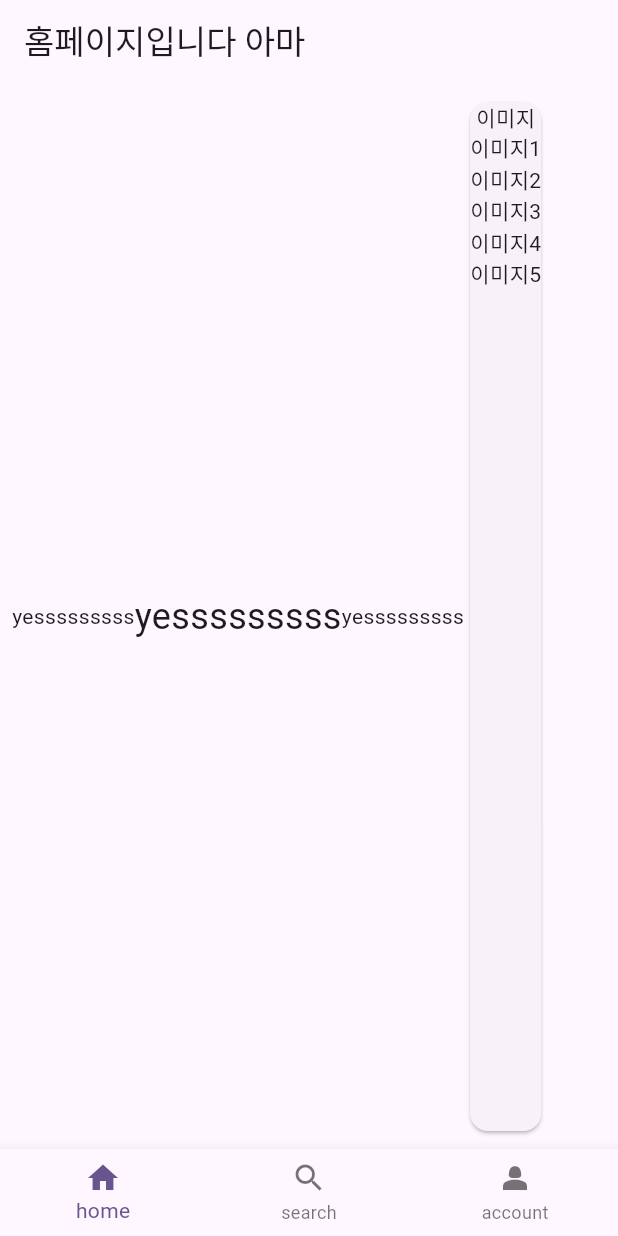
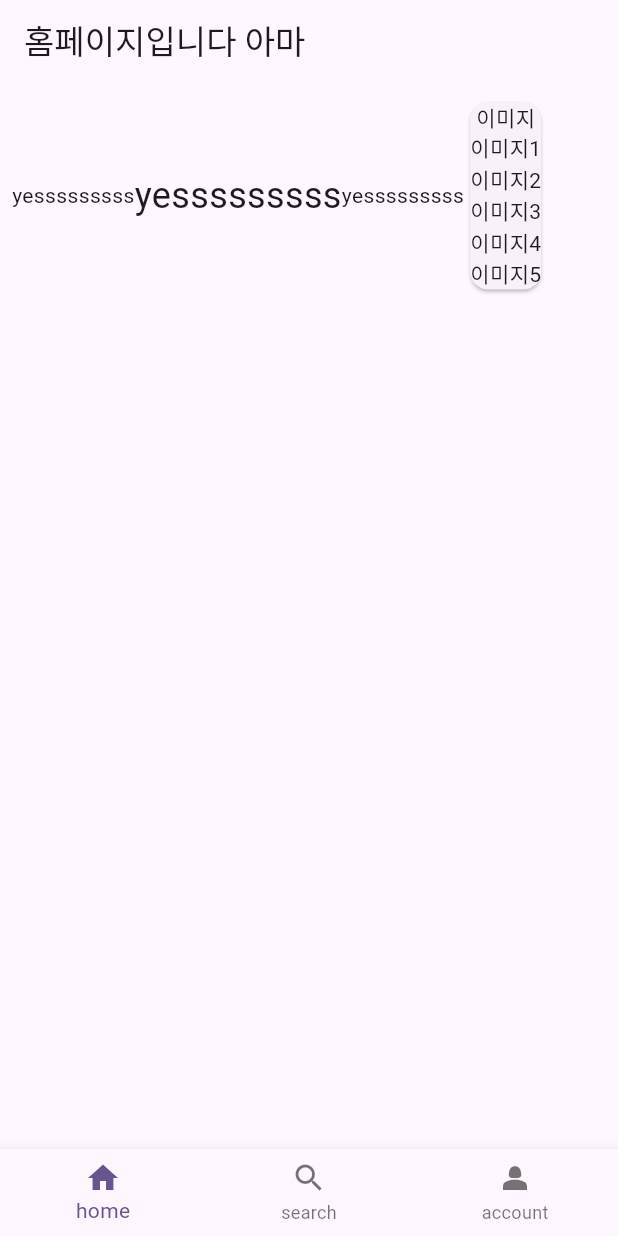
Before and after one commit to woorog/untitled1, a Flutter app: the screen it shows after launch, on a phone screen of 412 x 824 dp. Run offline on Flutter 3.47's test engine with Material 3 defaults, Android fonts, the phone set to English and light mode, and no system bars; our stand-ins replace firebase_core; accounts and stored records are empty; generated files the repository leaves out were written again.

```diff
--- a/lib/tab/home/home_page.dart
+++ b/lib/tab/home/home_page.dart
@@ -12,9 +12,13 @@ class HomePage extends StatelessWidget {
       ),
       body: const Center(
 
-        child: Padding(
+        child: Column(
+          children: [
+            Padding(
               padding: EdgeInsets.all(8.0),
-          child: Row(
+              child: Column(
+                children: [
+                  Row(
                     crossAxisAlignment: CrossAxisAlignment.center,
                     children: [
                       SizedBox(height: 20),
@@ -41,8 +45,11 @@ class HomePage extends StatelessWidget {
                       )
                     ],
                   ),
+                ],
               ),
-
+            ),
+          ],
+        ),
       )
       );
   }
--- a/pubspec.yaml
+++ b/pubspec.yaml
@@ -35,6 +35,9 @@ dependencies:
   # The following adds the Cupertino Icons font to your application.
   # Use with the CupertinoIcons class for iOS style icons.
   cupertino_icons: ^1.0.6
+  firebase_core: ^2.28.0
+  firebase_auth: ^4.19.0
+  firebase_ui_auth: ^1.4.0
 
 dev_dependencies:
   flutter_test:
```
Also changed, not shown: lib/main.dart (+15 -1 lines), pubspec.lock, 12 other files. Lines whose indentation alone changed are shown as unchanged.
